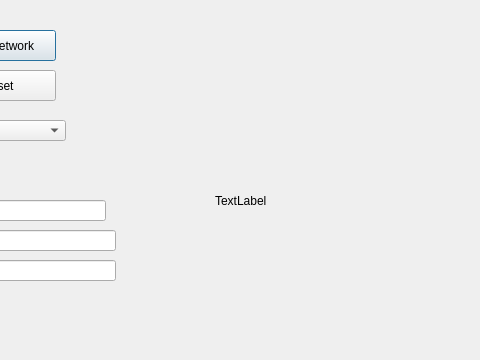
Before: the Qt Designer form ImplementationPhase/View/ViewModule/ui/training.ui in JohannesHaering/PSE, drawn with Qt 5; both pictures show x 155 to 635 and y 0 to 360 of the 800 by 480 pixel window.
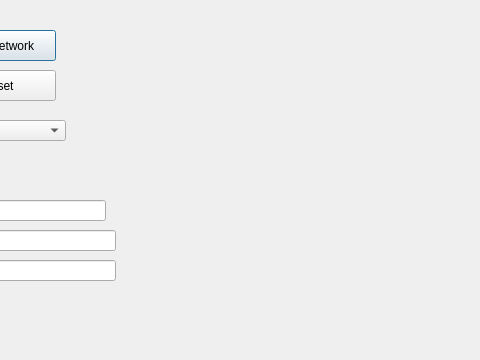
After: the same form once the commit is applied.

What changed in the file:
```diff
--- a/ImplementationPhase/View/ViewModule/ui/training.ui
+++ b/ImplementationPhase/View/ViewModule/ui/training.ui
@@ -160,7 +160,7 @@
     </rect>
    </property>
    <property name="text">
-    <string>TextLabel</string>
+    <string/>
    </property>
   </widget>
  </widget>
```
Left out of the diff: 2 changed lines with no effect on the pictures.
